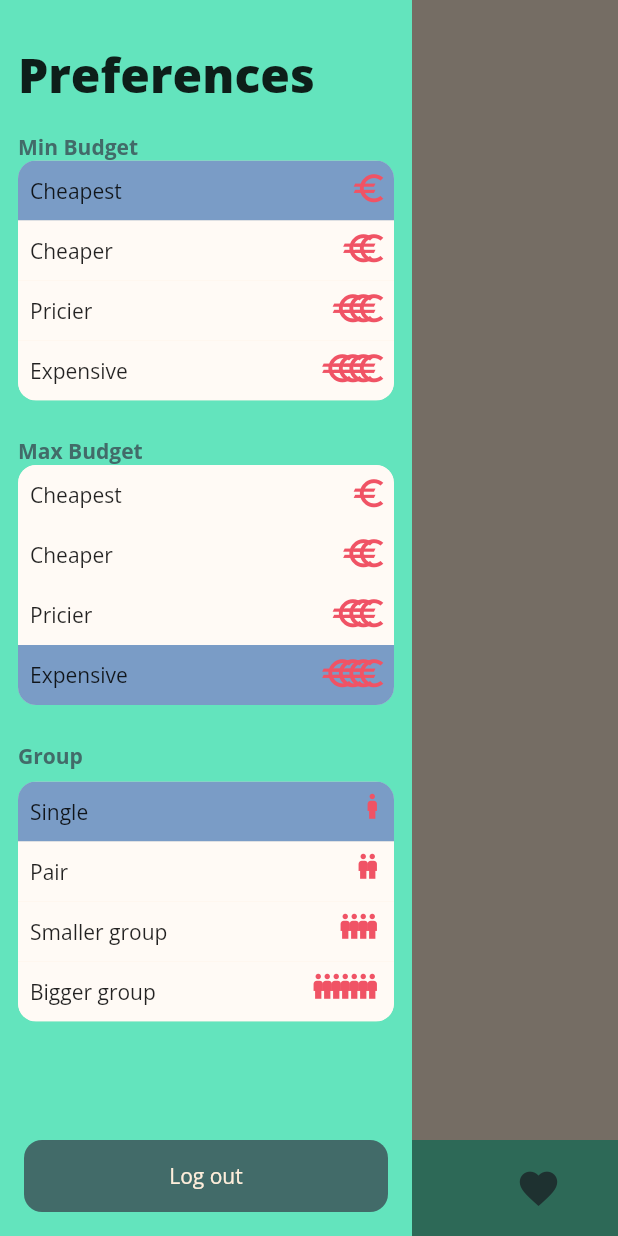
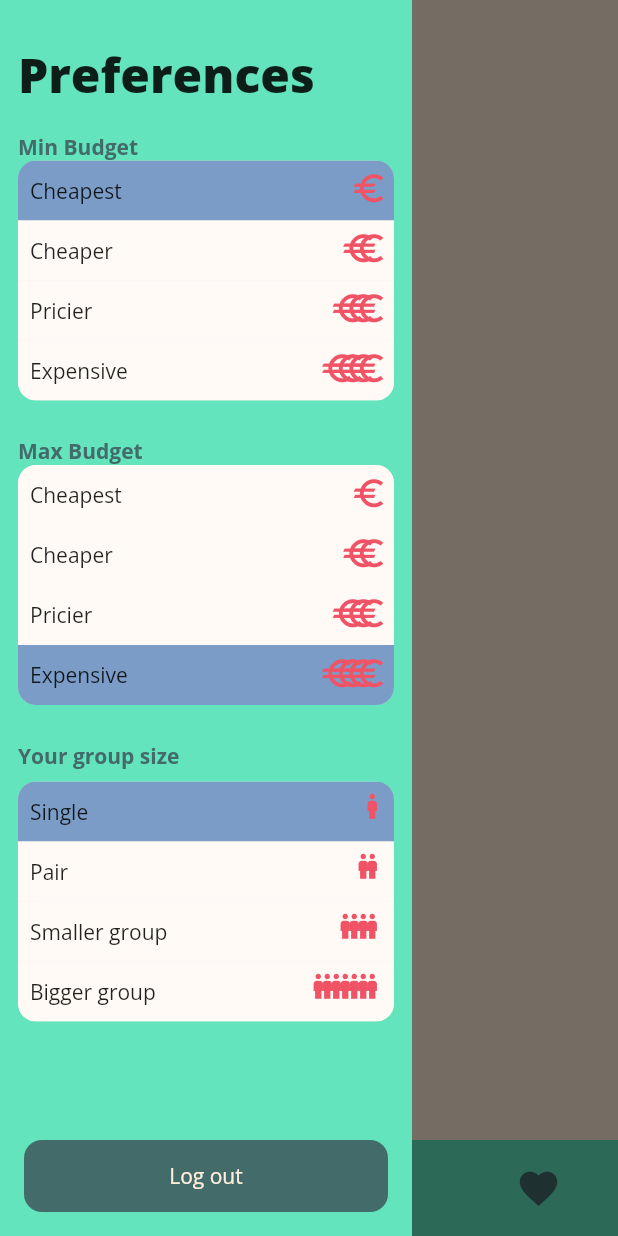
Before and after one commit to mtizim/bhl2022, a Flutter app: the CardView screen opened directly, with the side drawer open, on a phone screen of 412 x 824 dp. Run offline on Flutter 3.47's test engine with Material 2 defaults, Android fonts, the phone set to English and light mode, and no system bars; our stand-ins replace cached_network_image, flutter_bloc, flutter_hooks, flutter_secure_storage, freezed_annotation, google_fonts; missing offline and left inert: swipable_stack; accounts and stored records are empty.

Commit message:
Minor improvements

```diff
--- a/app/lib/features/card_view/cardmanager.dart
+++ b/app/lib/features/card_view/cardmanager.dart
@@ -45,7 +45,7 @@ class CardManager extends Cubit<CardManagerState> {
 
     final cards = (data.map<CardData>(
       (e) => CardData(
-        id: e['id'],
+        id: "e['id']",
         minCapacity: e['min_capacity'],
         cost: e['cost'],
         address: e['address'],
@@ -92,7 +92,7 @@ class CardManager extends Cubit<CardManagerState> {
 
     final cards = (data.map<CardData>(
       (e) => CardData(
-        id: e['id'],
+        id: "e['id']",
         minCapacity: e['min_capacity'],
         cost: e['cost'],
         address: e['address'],
--- a/app/lib/features/favourites/fav_manager.dart
+++ b/app/lib/features/favourites/fav_manager.dart
@@ -37,7 +37,7 @@ class FavouritesManager extends Cubit<FavouritesState> {
 
     final cards = (data.map<CardData>(
       (e) => CardData(
-        id: e['id'],
+        id: "e['id']",
         minCapacity: e['min_capacity'],
         cost: e['cost'],
         address: e['address'],
--- a/app/lib/features/filters/sidebar.dart
+++ b/app/lib/features/filters/sidebar.dart
@@ -167,7 +167,7 @@ class Sidebar extends StatelessWidget {
                                 ),
                                 const SizedBox(height: 24),
                                 Text(
-                                  "Group",
+                                  "Your group size",
                                   style: TextStyle(
                                       fontWeight: FontWeight.bold,
                                       color: C.fourth),
```
